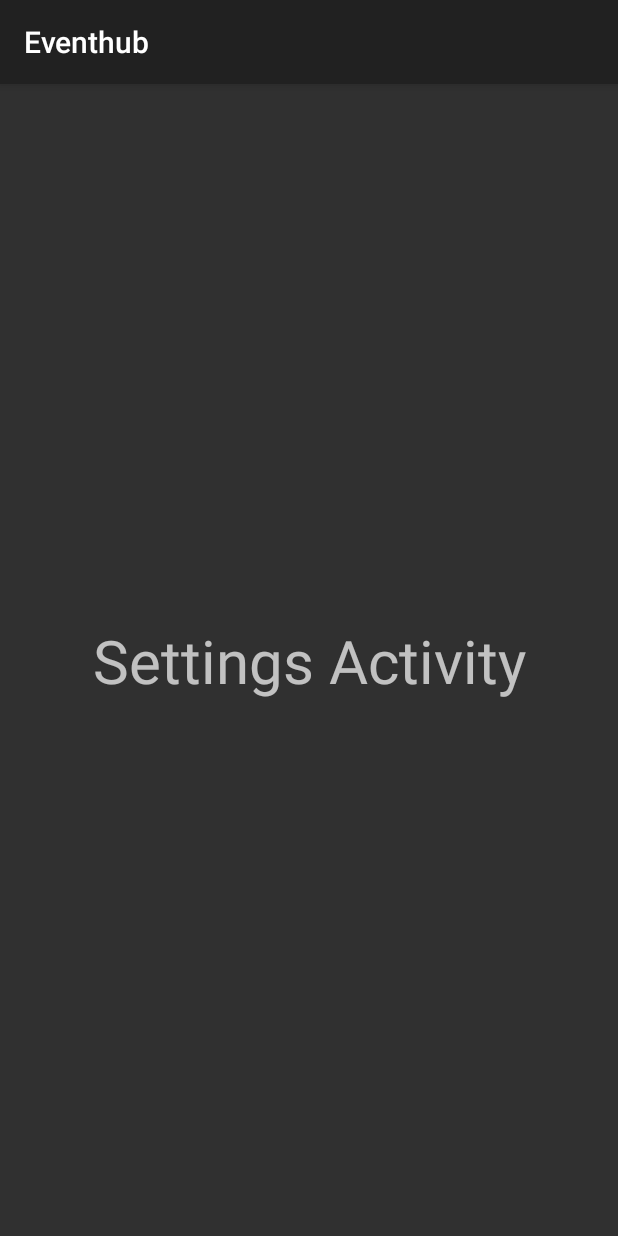
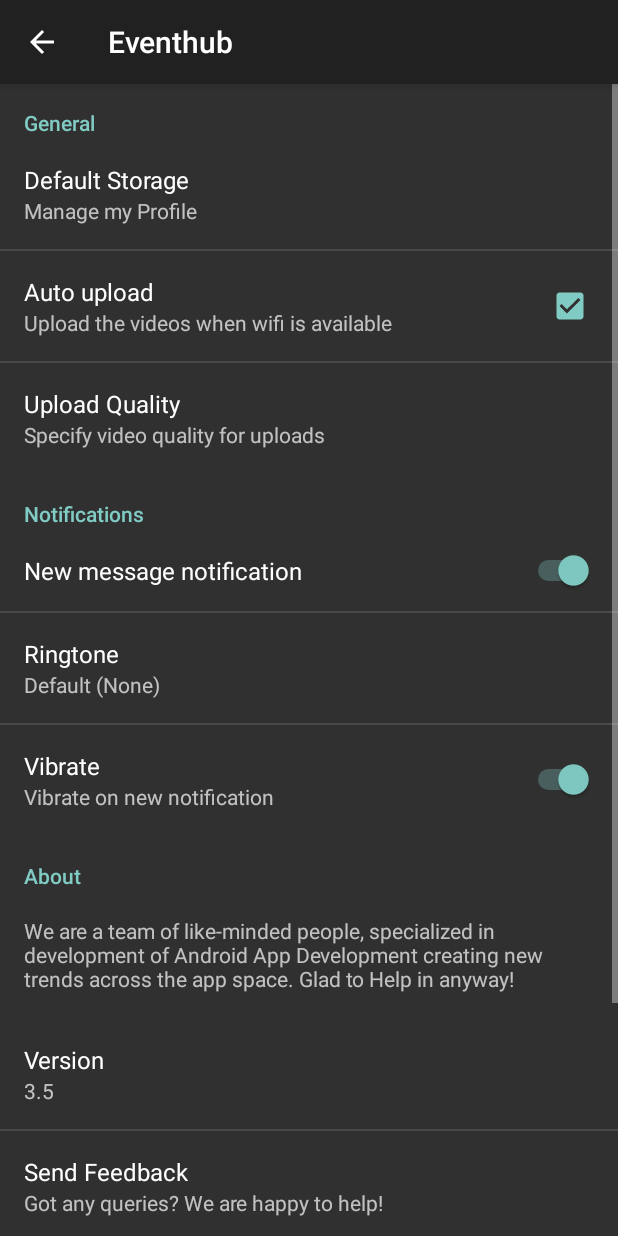
Before and after one commit to fazkarimi/EventhubFYP, an Android app: the MainActivity screen opened directly, with no data from a screen before it, in the options menu, after a tap on "Settings", on a phone screen of 412 x 824 dp. Run offline under Robolectric (Android 15) with nearby library versions, the light colour scheme and no system bars; our stand-ins replace Firebase (no records; nobody signed in at launch, a user with empty details on screens opened directly); libraries missing offline, so code that uses them is left out: com.lorentzos.flingswipe; pictures from the network do not load; 4 statements that could not run were skipped.

Commit message:
settings activity

```diff
--- a/build.gradle
+++ b/build.gradle
@@ -39,6 +39,7 @@
 
 
 
+    implementation 'com.android.support:support-v4:26.1.0'
     testImplementation 'junit:junit:4.12'
     androidTestImplementation 'com.android.support.test:runner:1.0.1'
     androidTestImplementation 'com.android.support.test.espresso:espresso-core:3.0.1'
--- a/src/main/AndroidManifest.xml
+++ b/src/main/AndroidManifest.xml
@@ -4,7 +4,6 @@
 
     <uses-permission android:name="android.permission.READ_EXTERNAL_STORAGE" />
     <uses-permission android:name="android.permission.INTERNET" />
-
 
     <application
         android:allowBackup="true"
@@ -13,7 +12,7 @@
         android:roundIcon="@mipmap/ic_launcher_round"
         android:supportsRtl="true"
         android:theme="@style/Theme.AppCompat">
-        <activity android:name=".Settings"></activity>
+        <activity android:name=".SettingsActivity"></activity>
         <activity android:name=".chooseToHostOrAttend" />
         <activity
             android:name=".SplashScreen"
--- /dev/null
+++ b/src/main/java/faz/ie/partyapp/AppCompatPreferenceActivity.java
@@ -0,0 +1,108 @@
+package faz.ie.partyapp;
+import android.content.res.Configuration;
+import android.os.Bundle;
+import android.preference.PreferenceActivity;
+import android.support.annotation.LayoutRes;
+import android.support.annotation.Nullable;
+import android.support.v7.app.ActionBar;
+import android.support.v7.app.AppCompatDelegate;
+import android.support.v7.widget.Toolbar;
+import android.view.MenuInflater;
+import android.view.View;
+import android.view.ViewGroup;
+
+/**
+ * A {@link android.preference.PreferenceActivity} which implements and proxies the necessary calls
+ * to be used with AppCompat.
+ */
+public abstract class AppCompatPreferenceActivity extends PreferenceActivity {
+
+    private AppCompatDelegate mDelegate;
+
+    @Override
+    protected void onCreate(Bundle savedInstanceState) {
+        getDelegate().installViewFactory();
+        getDelegate().onCreate(savedInstanceState);
+        super.onCreate(savedInstanceState);
+    }
+
+    @Override
+    protected void onPostCreate(Bundle savedInstanceState) {
+        super.onPostCreate(savedInstanceState);
+        getDelegate().onPostCreate(savedInstanceState);
+    }
+
+    public ActionBar getSupportActionBar() {
+        return getDelegate().getSupportActionBar();
+    }
+
+    public void setSupportActionBar(@Nullable Toolbar toolbar) {
+        getDelegate().setSupportActionBar(toolbar);
+    }
+
+    @Override
+    public MenuInflater getMenuInflater() {
+        return getDelegate().getMenuInflater();
+    }
+
+    @Override
+    public void setContentView(@LayoutRes int layoutResID) {
+        getDelegate().setContentView(layoutResID);
+    }
+
+    @Override
+    public void setContentView(View view) {
+        getDelegate().setContentView(view);
+    }
+
+    @Override
+    public void setContentView(View view, ViewGroup.LayoutParams params) {
+        getDelegate().setContentView(view, params);
+    }
+
+    @Override
+    public void addContentView(View view, ViewGroup.LayoutParams params) {
+        getDelegate().addContentView(view, params);
+    }
+
+    @Override
+    protected void onPostResume() {
+        super.onPostResume();
+        getDelegate().onPostResume();
+    }
+
+    @Override
+    protected void onTitleChanged(CharSequence title, int color) {
+        super.onTitleChanged(title, color);
+        getDelegate().setTitle(title);
+    }
+
+    @Override
+    public void onConfigurationChanged(Configuration newConfig) {
+        super.onConfigurationChanged(newConfig);
+        getDelegate().onConfigurationChanged(newConfig);
+    }
+
+    @Override
+    protected void onStop() {
+        super.onStop();
+        getDelegate().onStop();
+    }
+
+    @Override
+    protected void onDestroy() {
+        super.onDestroy();
+        getDelegate().onDestroy();
+    }
+
+    public void invalidateOptionsMenu() {
+        getDelegate().invalidateOptionsMenu();
+    }
+
+    private AppCompatDelegate getDelegate() {
+        if (mDelegate == null) {
+            mDelegate = AppCompatDelegate.create(this, null);
+        }
+        return mDelegate;
+    }
+}
--- a/src/main/java/faz/ie/partyapp/MainActivity.java
+++ b/src/main/java/faz/ie/partyapp/MainActivity.java
@@ -280,7 +280,7 @@
                 finish();
                 return true;
             case R.id.menuSettings:
-                Intent intent2 = new Intent(MainActivity.this, Settings.class);
+                Intent intent2 = new Intent(MainActivity.this, SettingsActivity.class);
                 startActivity(intent2);
             default:
         }
--- a/src/main/java/faz/ie/partyapp/Settings.java
+++ /dev/null
@@ -1,15 +0,0 @@
-package faz.ie.partyapp;
-
-import android.support.v7.app.AppCompatActivity;
-import android.os.Bundle;
-
-public class Settings extends AppCompatActivity {
-
-
-
-    @Override
-    protected void onCreate(Bundle savedInstanceState) {
-        super.onCreate(savedInstanceState);
-        setContentView(R.layout.activity_settings);
-    }
-}
--- /dev/null
+++ b/src/main/java/faz/ie/partyapp/SettingsActivity.java
@@ -0,0 +1,149 @@
+package faz.ie.partyapp;
+
+import android.support.v7.app.AppCompatActivity;
+import android.os.Bundle;
+import android.content.Context;
+import android.content.Intent;
+import android.content.pm.PackageManager;
+import android.media.Ringtone;
+import android.media.RingtoneManager;
+import android.net.Uri;
+import android.os.Build;
+import android.os.Bundle;
+import android.preference.EditTextPreference;
+import android.preference.ListPreference;
+import android.preference.Preference;
+import android.preference.PreferenceFragment;
+import android.preference.PreferenceManager;
+import android.preference.RingtonePreference;
+import android.text.TextUtils;
+import android.view.MenuItem;
+
+public class SettingsActivity extends AppCompatPreferenceActivity  {
+
+    @Override
+    protected void onCreate(Bundle savedInstanceState) {
+        super.onCreate(savedInstanceState);
+        getSupportActionBar().setDisplayHomeAsUpEnabled(true);
+
+        // load settings fragment
+        getFragmentManager().beginTransaction().replace(android.R.id.content, new MainPreferenceFragment()).commit();
+    }
+
+    public static class MainPreferenceFragment extends PreferenceFragment {
+        @Override
+        public void onCreate(final Bundle savedInstanceState) {
+            super.onCreate(savedInstanceState);
+            addPreferencesFromResource(R.xml.pref_main);
+
+            // gallery EditText change listener
+            bindPreferenceSummaryToValue(findPreference(getString(R.string.key_gallery_name)));
+
+            // notification preference change listener
+            bindPreferenceSummaryToValue(findPreference(getString(R.string.key_notifications_new_message_ringtone)));
+
+            // feedback preference click listener
+            Preference myPref = findPreference(getString(R.string.key_send_feedback));
+            myPref.setOnPreferenceClickListener(new Preference.OnPreferenceClickListener() {
+                public boolean onPreferenceClick(Preference preference) {
+                    sendFeedback(getActivity());
+                    return true;
+                }
+            });
+        }
+    }
+
+    @Override
+    public boolean onOptionsItemSelected(MenuItem item) {
+        if (item.getItemId() == android.R.id.home) {
+            onBackPressed();
+        }
+        return super.onOptionsItemSelected(item);
+    }
+
+    private static void bindPreferenceSummaryToValue(Preference preference) {
+        preference.setOnPreferenceChangeListener(sBindPreferenceSummaryToValueListener);
+
+        sBindPreferenceSummaryToValueListener.onPreferenceChange(preference,
+                PreferenceManager
+                        .getDefaultSharedPreferences(preference.getContext())
+                        .getString(preference.getKey(), ""));
+    }
+
+    /**
+     * A preference value change listener that updates the preference's summary
+     * to reflect its new value.
+     */
+    private static Preference.OnPreferenceChangeListener sBindPreferenceSummaryToValueListener = new Preference.OnPreferenceChangeListener() {
+        @Override
+        public boolean onPreferenceChange(Preference preference, Object newValue) {
+            String stringValue = newValue.toString();
+
+            if (preference instanceof ListPreference) {
+                // For list preferences, look up the correct display value in
+                // the preference's 'entries' list.
+                ListPreference listPreference = (ListPreference) preference;
+                int index = listPreference.findIndexOfValue(stringValue);
+
+                // Set the summary to reflect the new value.
+                preference.setSummary(
+                        index >= 0
+                                ? listPreference.getEntries()[index]
+                                : null);
+
+            } else if (preference instanceof RingtonePreference) {
+                // For ringtone preferences, look up the correct display value
+                // using RingtoneManager.
+                if (TextUtils.isEmpty(stringValue)) {
+                    // Empty values correspond to 'silent' (no ringtone).
+                    preference.setSummary(R.string.pref_ringtone_silent);
+
+                } else {
+                    Ringtone ringtone = RingtoneManager.getRingtone(
+                            preference.getContext(), Uri.parse(stringValue));
+
+                    if (ringtone == null) {
+                        // Clear the summary if there was a lookup error.
+                        preference.setSummary(R.string.summary_choose_ringtone);
+                    } else {
+                        // Set the summary to reflect the new ringtone display
+                        // name.
+                        String name = ringtone.getTitle(preference.getContext());
+                        preference.setSummary(name);
+                    }
+                }
+
+            } else if (preference instanceof EditTextPreference) {
+                if (preference.getKey().equals("key_gallery_name")) {
+                    // update the changed gallery name to summary filed
+                    preference.setSummary(stringValue);
+                }
+            } else {
+                preference.setSummary(stringValue);
+            }
+            return true;
+        }
+    };
+
+    /**
+     * Email client intent to send support mail
+     * Appends the necessary device information to email body
+     * useful when providing support
+     */
+    public static void sendFeedback(Context context) {
+        String body = null;
+        try {
+            body = context.getPackageManager().getPackageInfo(context.getPackageName(), 0).versionName;
+            body = "\n\n-----------------------------\nPlease don't remove this information\n Device OS: Android \n Device OS version: " +
+                    Build.VERSION.RELEASE + "\n App Version: " + body + "\n Device Brand: " + Build.BRAND +
+                    "\n Device Model: " + Build.MODEL + "\n Device Manufacturer: " + Build.MANUFACTURER;
+        } catch (PackageManager.NameNotFoundException e) {
+        }
+        Intent intent = new Intent(Intent.ACTION_SEND);
+        intent.setType("message/rfc822");
+        intent.putExtra(Intent.EXTRA_EMAIL, new String[]{"contact@androidhive.info"});
+        intent.putExtra(Intent.EXTRA_SUBJECT, "Query from android app");
+        intent.putExtra(Intent.EXTRA_TEXT, body);
+        context.startActivity(Intent.createChooser(intent, context.getString(R.string.choose_email_client)));
+    }
+}
--- a/src/main/java/faz/ie/partyapp/models/arrayAdapter.java
+++ b/src/main/java/faz/ie/partyapp/models/arrayAdapter.java
@@ -54,7 +54,7 @@
               Glide.with(convertView.getContext()).load(R.mipmap.user).into(image);
               break;
           default:
-                Glide.clear(image);
+              Glide.clear(image);
               Glide.with(convertView.getContext()).load(user_item.getProfileImageUrl()).into(image);
               break;
       }
--- a/src/main/res/layout/activity_settings.xml
+++ /dev/null
@@ -1,19 +0,0 @@
-<?xml version="1.0" encoding="utf-8"?>
-<android.support.constraint.ConstraintLayout xmlns:android="http://schemas.android.com/apk/res/android"
-    xmlns:app="http://schemas.android.com/apk/res-auto"
-    xmlns:tools="http://schemas.android.com/tools"
-    android:layout_width="match_parent"
-    android:layout_height="match_parent"
-    tools:context=".Settings">
-
-    <TextView
-        android:id="@+id/textView6"
-        android:layout_width="wrap_content"
-        android:layout_height="wrap_content"
-        android:text="Settings Activity"
-        android:textSize="40dp"
-        app:layout_constraintBottom_toBottomOf="parent"
-        app:layout_constraintEnd_toEndOf="parent"
-        app:layout_constraintStart_toStartOf="parent"
-        app:layout_constraintTop_toTopOf="parent" />
-</android.support.constraint.ConstraintLayout>
--- /dev/null
+++ b/src/main/res/layout/activity_settings2.xml
@@ -0,0 +1,6 @@
+<?xml version="1.0" encoding="utf-8"?>
+<android.support.constraint.ConstraintLayout
+    xmlns:android="http://schemas.android.com/apk/res/android" android:layout_width="match_parent"
+    android:layout_height="match_parent">
+
+</android.support.constraint.ConstraintLayout>
--- /dev/null
+++ b/src/main/res/values/arrays.xml
@@ -0,0 +1,17 @@
+<?xml version="1.0" encoding="utf-8"?>
+<resources>
+    <string-array name="pref_upload_quality_entries">
+        <item>360p</item>
+        <item>480p</item>
+        <item>720p</item>
+        <item>1080p</item>
+        <item>Original</item>
+    </string-array>
+    <string-array name="pref_upload_quality_values">
+        <item>0</item>
+        <item>1</item>
+        <item>2</item>
+        <item>3</item>
+        <item>4</item>
+    </string-array>
+</resources>
--- a/src/main/res/values/strings.xml
+++ b/src/main/res/values/strings.xml
@@ -1,8 +1,112 @@
 <resources>
     <string name="app_name">Eventhub</string>
-
     <string name="menuSettings">Settings</string>
     <string name="menuProfile">My Profile</string>
     <string name="menuSignOut">Sign Out</string>
 
+
+    <!-- Strings related to Settings -->
+    <string name="action_settings">Settings</string>
+    <string name="default_gallery_storage">Manage my Profile</string>
+    <string name="title_auto_upload">Auto upload</string>
+    <string name="summary_upload_over_wifi">Upload the videos when wifi is available</string>
+    <string name="title_upload_quality">Upload Quality</string>
+    <string name="summary_upload_video_quality">Specify video quality for uploads</string>
+    <string name="pref_title_notifications">Notifications</string>
+    <string name="summary_choose_ringtone">Choose notification sound</string>
+    <string name="pref_header_about">About</string>
+    <string name="summary_about">We are a team of like-minded people, specialized in development of Android App Development creating new trends across the app space. Glad to Help in anyway!</string>
+    <string name="app_version">3.5</string>
+    <string name="summary_support">Got any queries? We are happy to help!</string>
+    <string name="title_send_feedback">Send Feedback</string>
+    <string name="title_faq">FAQ</string>
+    <string name="summary_faq">View frequently asked questions</string>
+    <string name="url_faq">https://www.androidhive.info/privacy-policy/</string>
+    <string name="privacy_policy">Privacy Policy</string>
+    <string name="url_privacy">https://www.androidhive.info/privacy-policy/</string>
+    <string name="title_terms">Terms &amp; Conditions</string>
+    <string name="url_terms">https://www.androidhive.info/terms-of-service/</string>
+    <string name="title_version">Version</string>
+    <string name="choose_email_client">Choose email client</string>
+    <string name="title_gallery_storage">Default Storage</string>
+    <string name="title_new_notification_sound">New message notification</string>
+    <string name="title_vibrate">Vibrate</string>
+    <string name="summary_vibrate">Vibrate on new notification</string>
+    <string name="key_upload_over_wifi">key_upload_over_wifi</string>
+    <string name="key_gallery_name">key_gallery_name</string>
+    <string name="key_upload_quality">key_upload_quality</string>
+    <string name="notifications_new_message">notifications_new_message</string>
+    <string name="key_notifications_new_message_ringtone">key_notifications_new_message_ringtone</string>
+    <string name="key_vibrate">key_vibrate</string>
+    <string name="key_send_feedback">key_send_feedback</string>
+    <!-- Example General settings -->
+    <string name="pref_header_general">General</string>
+
+    <string name="pref_title_social_recommendations">Enable social recommendations</string>
+    <string name="pref_description_social_recommendations">Recommendations for people to contact
+        based on your message history
+    </string>
+
+    <string name="pref_title_display_name">Display name</string>
+    <string name="pref_default_display_name">John Smith</string>
+
+    <string name="pref_title_add_friends_to_messages">Add friends to messages</string>
+    <string-array name="pref_example_list_titles">
+        <item>Always</item>
+        <item>When possible</item>
+        <item>Never</item>
+    </string-array>
+    <string-array name="pref_example_list_values">
+        <item>1</item>
+        <item>0</item>
+        <item>-1</item>
+    </string-array>
+
+    <!-- Example settings for Data & Sync -->
+    <string name="pref_header_data_sync">Data &amp; sync</string>
+
+    <string name="pref_title_sync_frequency">Sync frequency</string>
+    <string-array name="pref_sync_frequency_titles">
+        <item>15 minutes</item>
+        <item>30 minutes</item>
+        <item>1 hour</item>
+        <item>3 hours</item>
+        <item>6 hours</item>
+        <item>Never</item>
+    </string-array>
+    <string-array name="pref_sync_frequency_values">
+        <item>15</item>
+        <item>30</item>
+        <item>60</item>
+        <item>180</item>
+        <item>360</item>
+        <item>-1</item>
+    </string-array>
+
+    <string-array name="list_preference_entries">
+        <item>Entry 1</item>
+        <item>Entry 2</item>
+        <item>Entry 3</item>
+    </string-array>
+
+    <string-array name="list_preference_entry_values">
+        <item>1</item>
+        <item>2</item>
+        <item>3</item>
+    </string-array>
+
+    <string-array name="multi_select_list_preference_default_value" />
+
+    <string name="pref_title_system_sync_settings">System sync settings</string>
+
+    <!-- Example settings for Notifications -->
+    <string name="pref_header_notifications">Notifications</string>
+
+    <string name="pref_title_new_message_notifications">New message notifications</string>
+
+    <string name="pref_title_ringtone">Ringtone</string>
+    <string name="pref_ringtone_silent">Silent</string>
+
+    <string name="pref_title_vibrate">Vibrate</string>
+
 </resources>
--- /dev/null
+++ b/src/main/res/xml/pref_main.xml
@@ -0,0 +1,85 @@
+<?xml version="1.0" encoding="utf-8"?>
+<PreferenceScreen xmlns:android="http://schemas.android.com/apk/res/android">
+    <PreferenceCategory android:title="General">
+        <EditTextPreference
+            android:defaultValue="@string/default_gallery_storage"
+            android:key="@string/key_gallery_name"
+            android:summary="@string/default_gallery_storage"
+            android:title="@string/title_gallery_storage" />
+
+        <CheckBoxPreference
+            android:defaultValue="true"
+            android:key="@string/key_upload_over_wifi"
+            android:summary="@string/summary_upload_over_wifi"
+            android:title="@string/title_auto_upload" />
+
+        <ListPreference
+            android:defaultValue="3"
+            android:dialogTitle="@string/title_upload_quality"
+            android:entries="@array/pref_upload_quality_entries"
+            android:entryValues="@array/pref_upload_quality_values"
+            android:key="@string/key_upload_quality"
+            android:summary="@string/summary_upload_video_quality"
+            android:title="@string/title_upload_quality" />
+
+    </PreferenceCategory>
+
+    <PreferenceCategory android:title="@string/pref_title_notifications">
+
+        <SwitchPreference
+            android:defaultValue="true"
+            android:key="@string/notifications_new_message"
+            android:title="@string/title_new_notification_sound" />
+
+        <RingtonePreference
+            android:defaultValue="content://settings/system/notification_sound"
+            android:dependency="notifications_new_message"
+            android:key="@string/key_notifications_new_message_ringtone"
+            android:ringtoneType="notification"
+            android:summary="@string/summary_choose_ringtone"
+            android:title="@string/pref_title_ringtone" />
+
+        <SwitchPreference
+            android:defaultValue="true"
+            android:key="@string/key_vibrate"
+            android:summary="@string/summary_vibrate"
+            android:title="@string/title_vibrate" />
+    </PreferenceCategory>
+
+    <PreferenceCategory android:title="@string/pref_header_about">
+
+        <Preference
+            android:selectable="false"
+            android:summary="@string/summary_about" />
+
+        <Preference
+            android:summary="@string/app_version"
+            android:title="@string/title_version" />
+
+        <Preference
+            android:key="@string/key_send_feedback"
+            android:summary="@string/summary_support"
+            android:title="@string/title_send_feedback" />
+
+        <!-- preference opens url in browser -->
+        <Preference
+            android:summary="@string/summary_faq"
+            android:title="@string/title_faq">
+            <intent
+                android:action="android.intent.action.VIEW"
+                android:data="@string/url_faq" />
+        </Preference>
+
+        <Preference android:title="@string/privacy_policy">
+            <intent
+                android:action="android.intent.action.VIEW"
+                android:data="@string/url_privacy" />
+        </Preference>
+
+        <Preference android:title="@string/title_terms">
+            <intent
+                android:action="android.intent.action.VIEW"
+                android:data="@string/url_terms" />
+        </Preference>
+    </PreferenceCategory>
+</PreferenceScreen>
```
Also changed, not shown: src/main/res/drawable/ic_info_black_24dp.xml (added, +9 -0 lines), src/main/res/drawable/ic_notifications_black_24dp.xml (added, +9 -0 lines), src/main/res/drawable/ic_sync_black_24dp.xml (added, +9 -0 lines), src/main/res/xml/pref_data_sync.xml (added, +21 -0 lines), src/main/res/xml/pref_general.xml (added, +33 -0 lines), src/main/res/xml/pref_headers.xml (added, +20 -0 lines), src/main/res/xml/pref_notification.xml (added, +27 -0 lines).
